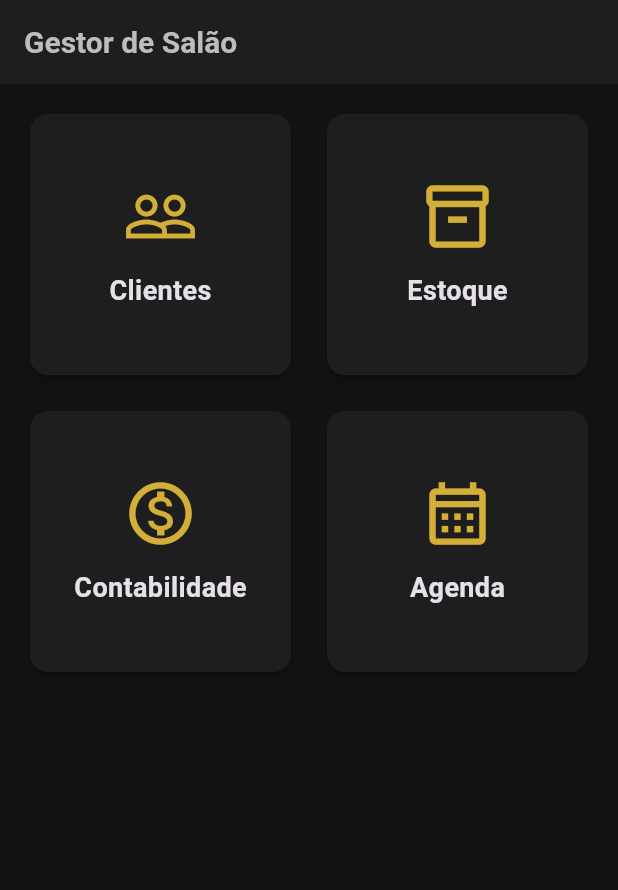
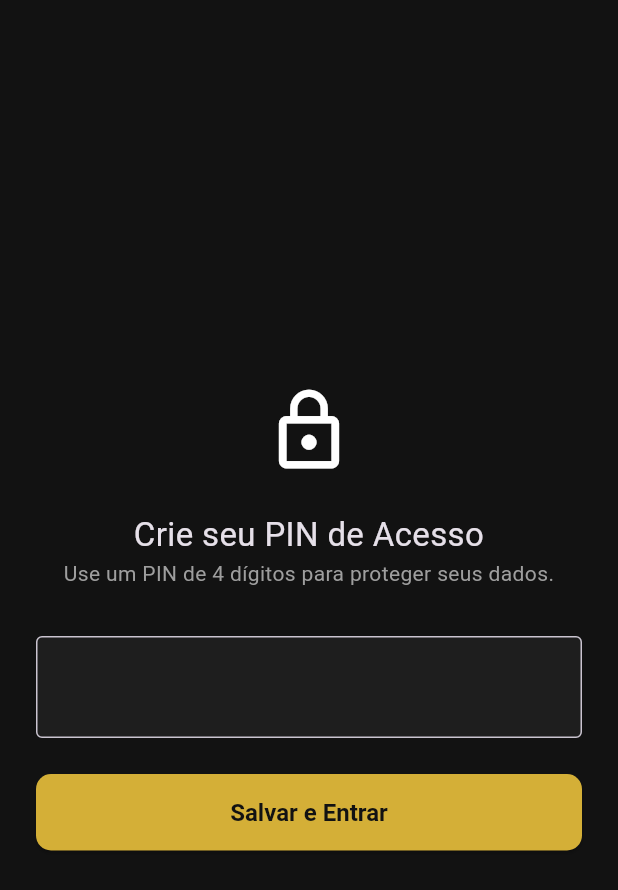
Before and after one commit to DiegoRodrigues1988/Estoque_Sal-o_de_Cabelo, a Flutter app: the screen it shows after launch, on a phone screen of 412 x 824 dp. Shown: the top 890 px of the screen. Run offline on Flutter 3.47's test engine with Material 3 defaults, Android fonts, the phone set to English and light mode, and no system bars; our stand-ins replace csv, flutter_secure_storage, hive, hive_flutter, share_plus, table_calendar; accounts and stored records are empty.

Commit message:
Icone e senha pronto, falta lembrar a senha

```diff
--- a/lib/main.dart
+++ b/lib/main.dart
@@ -2,7 +2,7 @@ import 'package:flutter/material.dart';
 import 'package:provider/provider.dart';
 import 'package:hive_flutter/hive_flutter.dart';
 import 'package:intl/date_symbol_data_local.dart';
-import 'package:flutter_localizations/flutter_localizations.dart'; // <-- 1. IMPORTAR
+import 'package:flutter_localizations/flutter_localizations.dart';
 
 // Models
 import 'package:estoque_salao_de_cabelo/models/cliente_model.dart';
@@ -17,7 +17,8 @@ import 'package:estoque_salao_de_cabelo/providers/venda_provider.dart';
 import 'package:estoque_salao_de_cabelo/providers/agendamento_provider.dart';
 
 // UI
-import 'package:estoque_salao_de_cabelo/ui/pages/home_page.dart';
+// A nova porta de entrada do app
+import 'package:estoque_salao_de_cabelo/ui/pages/auth_check_page.dart';
 import 'package:estoque_salao_de_cabelo/ui/theme/app_theme.dart';
 
 void main() async {
@@ -55,7 +56,7 @@ class MyApp extends StatelessWidget {
         title: 'Gestor de Salão',
         theme: AppTheme.themeData,
 
-        // --- 2. ADICIONE ESTAS 4 PROPRIEDADES ---
+        // Configuração de idioma para português
         locale: const Locale('pt', 'BR'),
         supportedLocales: const [
           Locale('pt', 'BR'),
@@ -66,7 +67,10 @@ class MyApp extends StatelessWidget {
           GlobalCupertinoLocalizations.delegate,
         ],
 
-        home: const HomePage(),
+        // --- MUDANÇA PRINCIPAL AQUI ---
+        // A tela inicial agora é a de checagem de autenticação.
+        home: const AuthCheckPage(),
+
         debugShowCheckedModeBanner: false,
       ),
     );
--- /dev/null
+++ b/lib/services/auth_service.dart
@@ -0,0 +1,23 @@
+import 'package:flutter_secure_storage/flutter_secure_storage.dart';
+
+class AuthService {
+  final _storage = const FlutterSecureStorage();
+  final _key = 'user_pin'; // Chave para salvar o PIN
+
+  // Verifica se já existe um PIN salvo
+  Future<bool> hasPin() async {
+    final pin = await _storage.read(key: _key);
+    return pin != null;
+  }
+
+  // Salva o PIN no armazenamento seguro
+  Future<void> savePin(String pin) async {
+    await _storage.write(key: _key, value: pin);
+  }
+
+  // Verifica se o PIN digitado está correto
+  Future<bool> checkPin(String pin) async {
+    final savedPin = await _storage.read(key: _key);
+    return savedPin == pin;
+  }
+}
--- /dev/null
+++ b/lib/ui/pages/create_pin_page.dart
@@ -0,0 +1,65 @@
+import 'package:flutter/material.dart';
+import 'package:estoque_salao_de_cabelo/services/auth_service.dart';
+import 'package:estoque_salao_de_cabelo/ui/pages/home_page.dart';
+
+class CreatePinPage extends StatefulWidget {
+  const CreatePinPage({super.key});
+
+  @override
+  State<CreatePinPage> createState() => _CreatePinPageState();
+}
+
+class _CreatePinPageState extends State<CreatePinPage> {
+  final _pinController = TextEditingController();
+  final AuthService _authService = AuthService();
+
+  void _savePin() async {
+    if (_pinController.text.length == 4) {
+      await _authService.savePin(_pinController.text);
+      if (mounted) {
+        Navigator.pushReplacement(
+            context, MaterialPageRoute(builder: (_) => const HomePage()));
+      }
+    }
+  }
+
+  @override
+  Widget build(BuildContext context) {
+    return Scaffold(
+      body: Padding(
+        padding: const EdgeInsets.all(24.0),
+        child: Column(
+          mainAxisAlignment: MainAxisAlignment.center,
+          crossAxisAlignment: CrossAxisAlignment.stretch,
+          children: [
+            const Icon(Icons.lock_outline, size: 60),
+            const SizedBox(height: 24),
+            const Text('Crie seu PIN de Acesso',
+                textAlign: TextAlign.center, style: TextStyle(fontSize: 22)),
+            const Text('Use um PIN de 4 dígitos para proteger seus dados.',
+                textAlign: TextAlign.center,
+                style: TextStyle(color: Colors.grey)),
+            const SizedBox(height: 32),
+            TextField(
+              controller: _pinController,
+              keyboardType: TextInputType.number,
+              maxLength: 4,
+              obscureText: true,
+              textAlign: TextAlign.center,
+              style: const TextStyle(fontSize: 24, letterSpacing: 16),
+              decoration: const InputDecoration(
+                counterText: '',
+                border: OutlineInputBorder(),
+              ),
+            ),
+            const SizedBox(height: 24),
+            ElevatedButton(
+              onPressed: _savePin,
+              child: const Text('Salvar e Entrar'),
+            ),
+          ],
+        ),
+      ),
+    );
+  }
+}
```
Also changed, not shown: lib/ui/pages/auth_check_page.dart (added, +43 -0 lines), lib/ui/pages/login_page.dart (added, +71 -0 lines), pubspec.yaml (+3 -5 lines), pubspec.lock, 5 other files.
